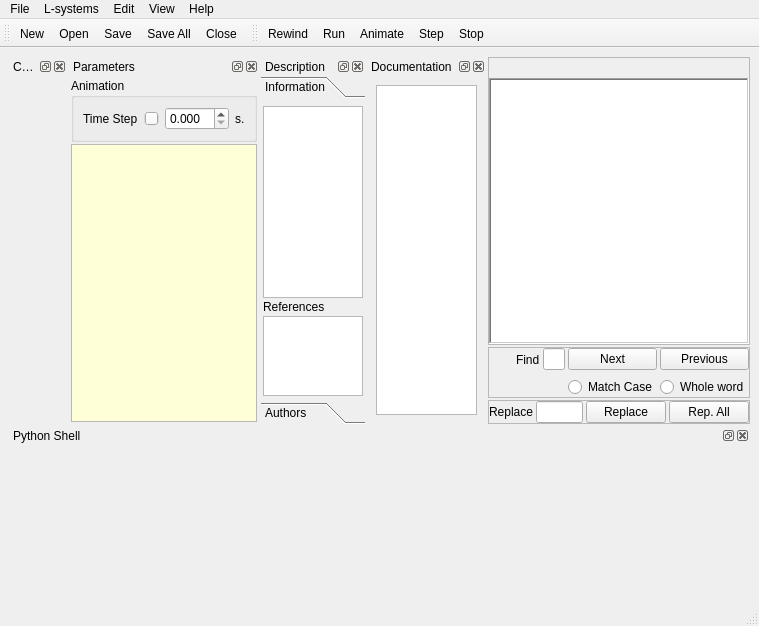
The window that src/openalea/lpy/gui/lpymainwindow.ui (openalea/lpy) describes before a commit, drawn with Qt 5.
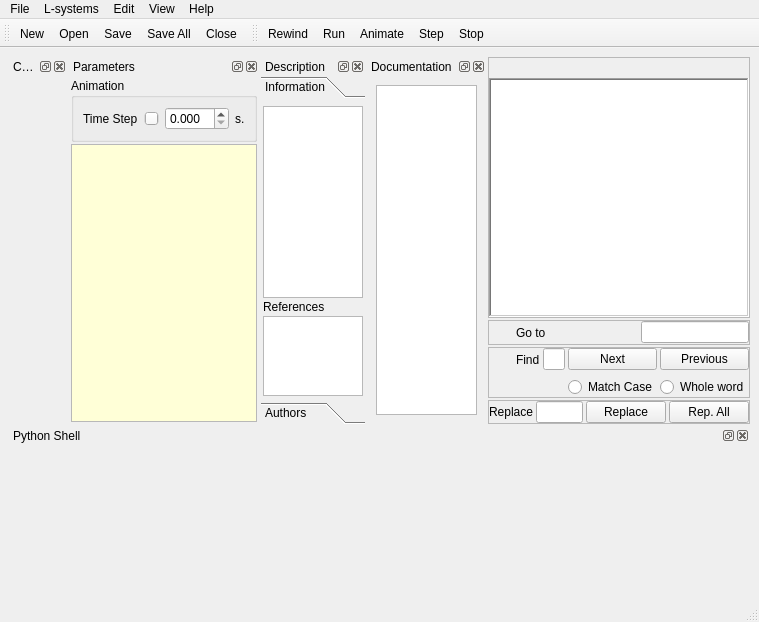
The same window after the commit. Icons and pictures are not drawn. Custom widgets are drawn as their Qt base class.

Commit message: - fix bug with setting compiler to cython - enable switching order of simulation in tab - fix bug with first view computation in animation

Diff of the .ui file:
```diff
--- a/src/openalea/lpy/gui/lpymainwindow.ui
+++ b/src/openalea/lpy/gui/lpymainwindow.ui
@@ -6,7 +6,7 @@
     <x>0</x>
     <y>0</y>
     <width>759</width>
-    <height>626</height>
+    <height>622</height>
    </rect>
   </property>
   <property name="windowTitle" >
@@ -22,14 +22,14 @@
      <x>0</x>
      <y>55</y>
      <width>759</width>
-     <height>552</height>
+     <height>548</height>
     </rect>
    </property>
    <layout class="QGridLayout" name="gridLayout_2" >
     <property name="spacing" >
      <number>2</number>
     </property>
-    <item rowspan="3" row="0" column="0" >
+    <item rowspan="4" row="0" column="0" >
      <widget class="QDockWidget" name="materialDock" >
       <property name="sizePolicy" >
        <sizepolicy vsizetype="Preferred" hsizetype="Minimum" >
@@ -60,7 +60,7 @@
       </widget>
      </widget>
     </item>
-    <item rowspan="3" row="0" column="1" >
+    <item rowspan="4" row="0" column="1" >
      <widget class="QDockWidget" name="parametersDock" >
       <property name="windowTitle" >
        <string>Parameters</string>
@@ -247,7 +247,7 @@
            <bool>true</bool>
           </property>
           <property name="rootIsDecorated" >
-           <bool>true</bool>
+           <bool>false</bool>
           </property>
           <property name="animated" >
            <bool>true</bool>
@@ -261,7 +261,7 @@
       </widget>
      </widget>
     </item>
-    <item rowspan="3" row="0" column="2" >
+    <item rowspan="4" row="0" column="2" >
      <widget class="QDockWidget" name="descriptionDock" >
       <property name="windowTitle" >
        <string>Description</string>
@@ -416,7 +416,7 @@
       </widget>
      </widget>
     </item>
-    <item rowspan="3" row="0" column="3" >
+    <item rowspan="4" row="0" column="3" >
      <widget class="QDockWidget" name="helpDock" >
       <property name="floating" >
        <bool>false</bool>
@@ -501,6 +501,95 @@
      </widget>
     </item>
     <item row="1" column="4" >
+     <widget class="QFrame" name="frameGoto" >
+      <property name="frameShape" >
+       <enum>QFrame::StyledPanel</enum>
+      </property>
+      <property name="frameShadow" >
+       <enum>QFrame::Raised</enum>
+      </property>
+      <layout class="QGridLayout" name="_2" >
+       <property name="horizontalSpacing" >
+        <number>3</number>
+       </property>
+       <property name="margin" >
+        <number>0</number>
+       </property>
+       <item row="0" column="0" >
+        <widget class="QToolButton" name="closeGoto" >
+         <property name="palette" >
+          <palette>
+           <active>
+            <colorrole role="ButtonText" >
+             <brush brushstyle="SolidPattern" >
+              <color alpha="255" >
+               <red>170</red>
+               <green>0</green>
+               <blue>0</blue>
+              </color>
+             </brush>
+            </colorrole>
+           </active>
+           <inactive>
+            <colorrole role="ButtonText" >
+             <brush brushstyle="SolidPattern" >
+              <color alpha="255" >
+               <red>0</red>
+               <green>0</green>
+               <blue>0</blue>
+              </color>
+             </brush>
+            </colorrole>
+           </inactive>
+           <disabled>
+            <colorrole role="ButtonText" >
+             <brush brushstyle="SolidPattern" >
+              <color alpha="255" >
+               <red>118</red>
+               <green>116</green>
+               <blue>108</blue>
+              </color>
+             </brush>
+            </colorrole>
+           </disabled>
+          </palette>
+         </property>
+         <property name="icon" >
+          <iconset resource="lpyresources.qrc" >
+           <normaloff>:/images/icons/closetab.png</normaloff>:/images/icons/closetab.png</iconset>
+         </property>
+         <property name="autoRaise" >
+          <bool>true</bool>
+         </property>
+        </widget>
+       </item>
+       <item row="0" column="1" >
+        <widget class="QLabel" name="label_10" >
+         <property name="text" >
+          <string>Go to</string>
+         </property>
+        </widget>
+       </item>
+       <item row="0" column="3" >
+        <spacer>
+         <property name="orientation" >
+          <enum>Qt::Horizontal</enum>
+         </property>
+         <property name="sizeHint" stdset="0" >
+          <size>
+           <width>61</width>
+           <height>23</height>
+          </size>
+         </property>
+        </spacer>
+       </item>
+       <item row="0" column="4" >
+        <widget class="QLineEdit" name="gotoEdit" />
+       </item>
+      </layout>
+     </widget>
+    </item>
+    <item row="2" column="4" >
      <widget class="QFrame" name="frameFind" >
       <property name="frameShape" >
        <enum>QFrame::StyledPanel</enum>
@@ -663,7 +752,7 @@
       </layout>
      </widget>
     </item>
-    <item row="2" column="4" >
+    <item row="3" column="4" >
      <widget class="QFrame" name="frameReplace" >
       <property name="frameShape" >
        <enum>QFrame::StyledPanel</enum>
@@ -718,7 +807,7 @@
       </layout>
      </widget>
     </item>
-    <item row="3" column="0" colspan="5" >
+    <item row="4" column="0" colspan="5" >
      <widget class="QDockWidget" name="interpreterDock" >
       <property name="sizePolicy" >
        <sizepolicy vsizetype="Minimum" hsizetype="Preferred" >
@@ -738,7 +827,7 @@
          <x>0</x>
          <y>22</y>
          <width>741</width>
-         <height>140</height>
+         <height>136</height>
         </rect>
        </property>
        <layout class="QVBoxLayout" >
@@ -817,6 +906,8 @@
     <addaction name="actionFind" />
     <addaction name="actionReplace" />
     <addaction name="separator" />
+    <addaction name="actionGoto" />
+    <addaction name="separator" />
     <addaction name="actionPreferences" />
    </widget>
    <widget class="QMenu" name="menuHelp" >
@@ -850,7 +941,7 @@
    <property name="geometry" >
     <rect>
      <x>0</x>
-     <y>607</y>
+     <y>603</y>
      <width>759</width>
      <height>19</height>
     </rect>
@@ -1254,6 +1345,14 @@
     <string>Save All</string>
    </property>
   </action>
+  <action name="actionGoto" >
+   <property name="text" >
+    <string>Go to line ...</string>
+   </property>
+   <property name="shortcut" >
+    <string>Ctrl+G</string>
+   </property>
+  </action>
  </widget>
  <customwidgets>
   <customwidget>
```
Left out of the diff: 128 changed lines with no effect on the pictures. The commit also changes 6 other files.
